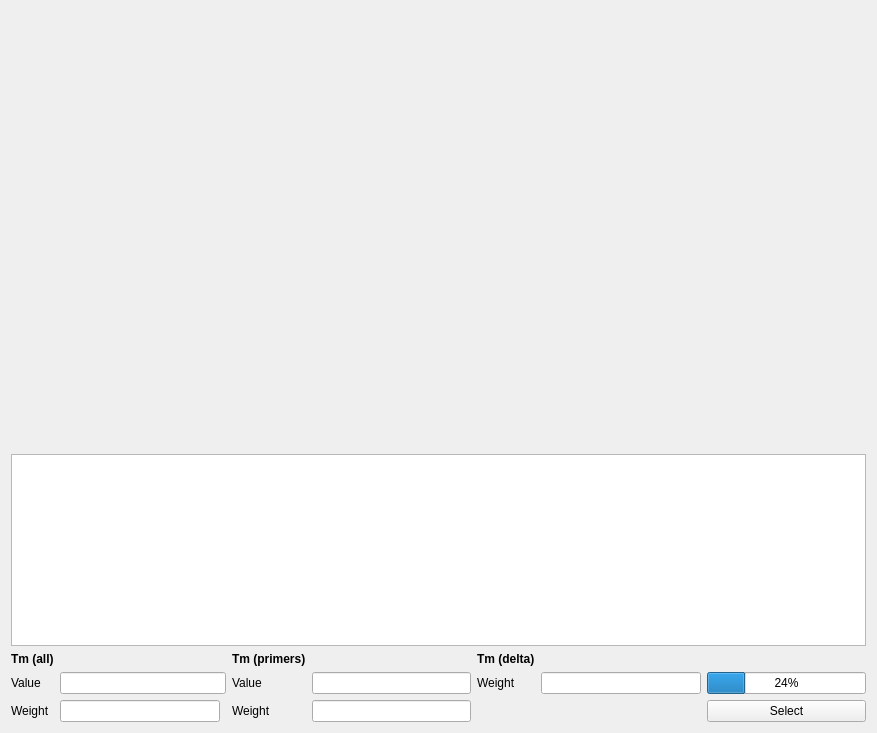
Qt form cbr/primer/visual/PrimerViewer.ui (TUM-CBR/pymol-plugins) before a commit.
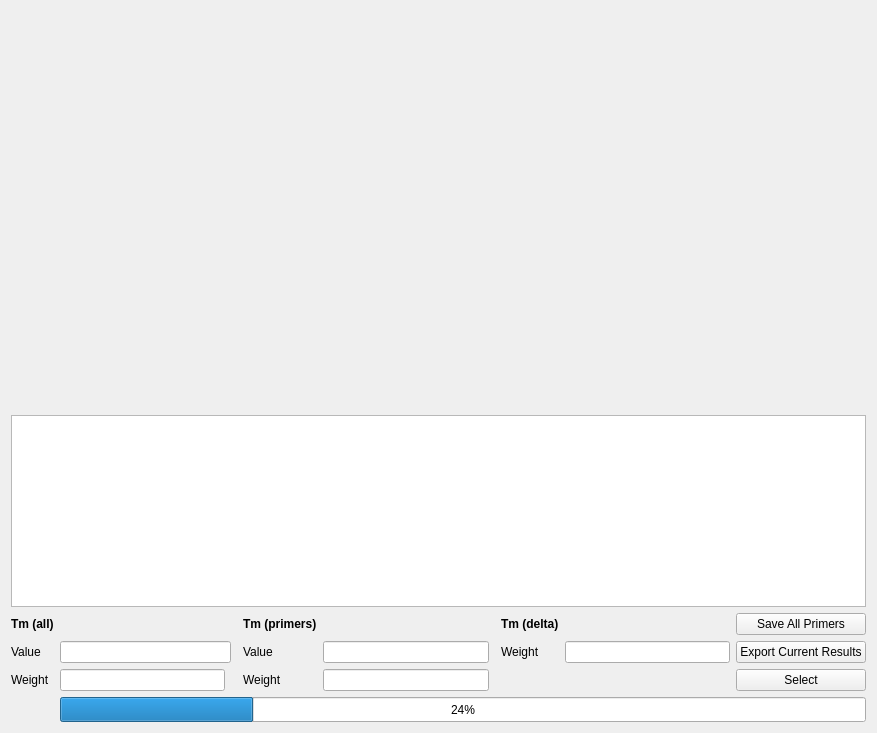
The same form after that commit.

```diff
--- a/cbr/primer/visual/PrimerViewer.ui
+++ b/cbr/primer/visual/PrimerViewer.ui
@@ -21,30 +21,24 @@
     <widget class="QTableView" name="primersTable"/>
    </item>
    <item>
-    <layout class="QGridLayout" name="gridLayout" rowstretch="0,0,0,0,0">
-     <item row="3" column="8">
-      <widget class="QLineEdit" name="tmDeltaWeightEdit"/>
-     </item>
-     <item row="3" column="4">
-      <widget class="QLabel" name="label_5">
-       <property name="text">
-        <string>Value</string>
-       </property>
-      </widget>
-     </item>
-     <item row="3" column="1" colspan="2">
-      <widget class="QLineEdit" name="tmEdit"/>
-     </item>
-     <item row="4" column="1">
+    <layout class="QGridLayout" name="gridLayout" rowstretch="0,0,0,0,0,0,0">
+     <item row="5" column="1">
       <widget class="QLineEdit" name="tmWeightEdit"/>
      </item>
-     <item row="2" column="4">
-      <widget class="QLabel" name="label_2">
-       <property name="styleSheet">
-        <string notr="true">font-weight: bold;</string>
+     <item row="5" column="5">
+      <widget class="QLineEdit" name="tmPrimersWeightEdit"/>
+     </item>
+     <item row="5" column="4">
+      <widget class="QLabel" name="label_6">
+       <property name="text">
+        <string>Weight</string>
        </property>
+      </widget>
+     </item>
+     <item row="4" column="4">
+      <widget class="QLabel" name="label_5">
        <property name="text">
-        <string>Tm (primers)</string>
+        <string>Value</string>
        </property>
       </widget>
      </item>
@@ -58,64 +52,103 @@
        </property>
       </widget>
      </item>
-     <item row="4" column="4">
-      <widget class="QLabel" name="label_6">
-       <property name="text">
-        <string>Weight</string>
-       </property>
-      </widget>
+     <item row="4" column="8">
+      <widget class="QLineEdit" name="tmDeltaWeightEdit"/>
      </item>
-     <item row="3" column="0">
-      <widget class="QLabel" name="label_4">
-       <property name="text">
-        <string>Value</string>
-       </property>
-      </widget>
-     </item>
-     <item row="2" column="7">
-      <widget class="QLabel" name="label_7">
+     <item row="2" column="4">
+      <widget class="QLabel" name="label_2">
        <property name="styleSheet">
         <string notr="true">font-weight: bold;</string>
        </property>
        <property name="text">
-        <string>Tm (delta)</string>
+        <string>Tm (primers)</string>
        </property>
       </widget>
      </item>
-     <item row="4" column="0">
+     <item row="4" column="1" colspan="2">
+      <widget class="QLineEdit" name="tmEdit"/>
+     </item>
+     <item row="5" column="0">
       <widget class="QLabel" name="label_3">
        <property name="text">
         <string>Weight</string>
        </property>
       </widget>
      </item>
-     <item row="3" column="7">
-      <widget class="QLabel" name="label_8">
-       <property name="text">
-        <string>Weight</string>
-       </property>
-      </widget>
-     </item>
-     <item row="4" column="9">
+     <item row="5" column="9">
       <widget class="QPushButton" name="selectButton">
        <property name="text">
         <string>Select</string>
        </property>
       </widget>
      </item>
+     <item row="2" column="7">
+      <widget class="QLabel" name="label_7">
+       <property name="styleSheet">
+        <string notr="true">font-weight: bold;</string>
+       </property>
+       <property name="text">
+        <string>Tm (delta)</string>
+       </property>
+      </widget>
+     </item>
      <item row="4" column="5">
-      <widget class="QLineEdit" name="tmPrimersWeightEdit"/>
-     </item>
-     <item row="3" column="5">
       <widget class="QLineEdit" name="tmPrimersEdit"/>
      </item>
-     <item row="3" column="9">
+     <item row="4" column="9">
+      <widget class="QPushButton" name="exportTableButton">
+       <property name="text">
+        <string>Export Current Results</string>
+       </property>
+      </widget>
+     </item>
+     <item row="4" column="7">
+      <widget class="QLabel" name="label_8">
+       <property name="text">
+        <string>Weight</string>
+       </property>
+      </widget>
+     </item>
+     <item row="4" column="0">
+      <widget class="QLabel" name="label_4">
+       <property name="text">
+        <string>Value</string>
+       </property>
+      </widget>
+     </item>
+     <item row="2" column="9">
+      <widget class="QPushButton" name="saveAllButton">
+       <property name="text">
+        <string>Save All Primers</string>
+       </property>
+      </widget>
+     </item>
+     <item row="6" column="1" colspan="9">
       <widget class="QProgressBar" name="filterProgress">
+       <property name="minimumSize">
+        <size>
+         <width>0</width>
+         <height>25</height>
+        </size>
+       </property>
+       <property name="styleSheet">
+        <string notr="true"/>
+       </property>
        <property name="value">
         <number>24</number>
        </property>
       </widget>
      </item>
+     <item row="6" column="0">
+      <widget class="QWidget" name="widget" native="true">
+       <property name="minimumSize">
+        <size>
+         <width>0</width>
+         <height>25</height>
+        </size>
+       </property>
+      </widget>
+     </item>
     </layout>
    </item>
   </layout>
```
